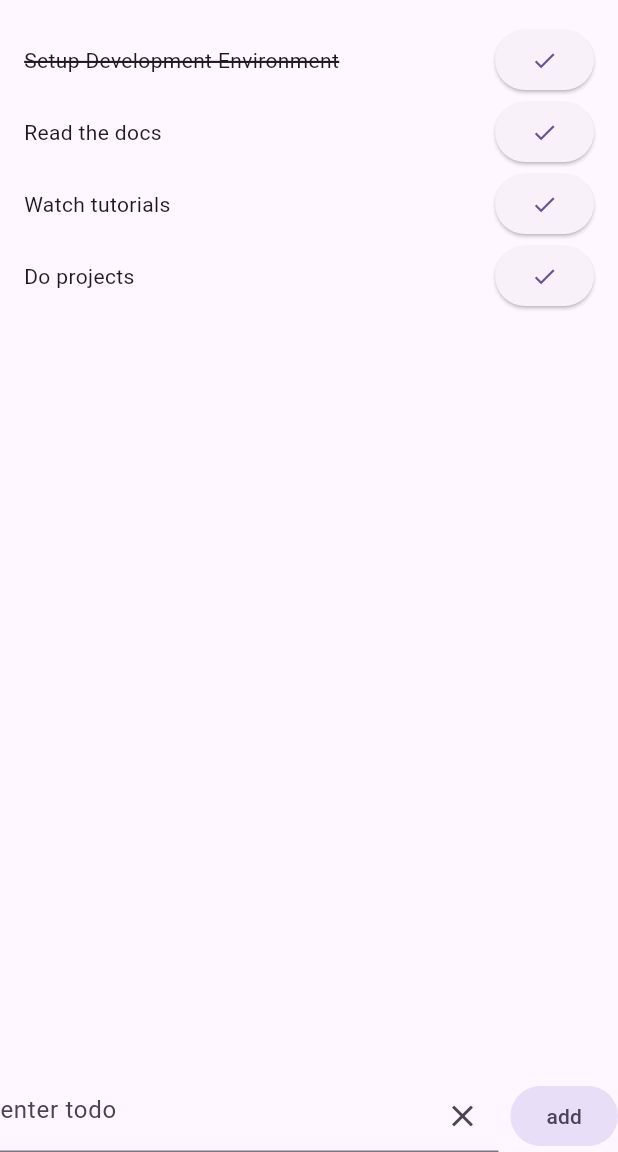
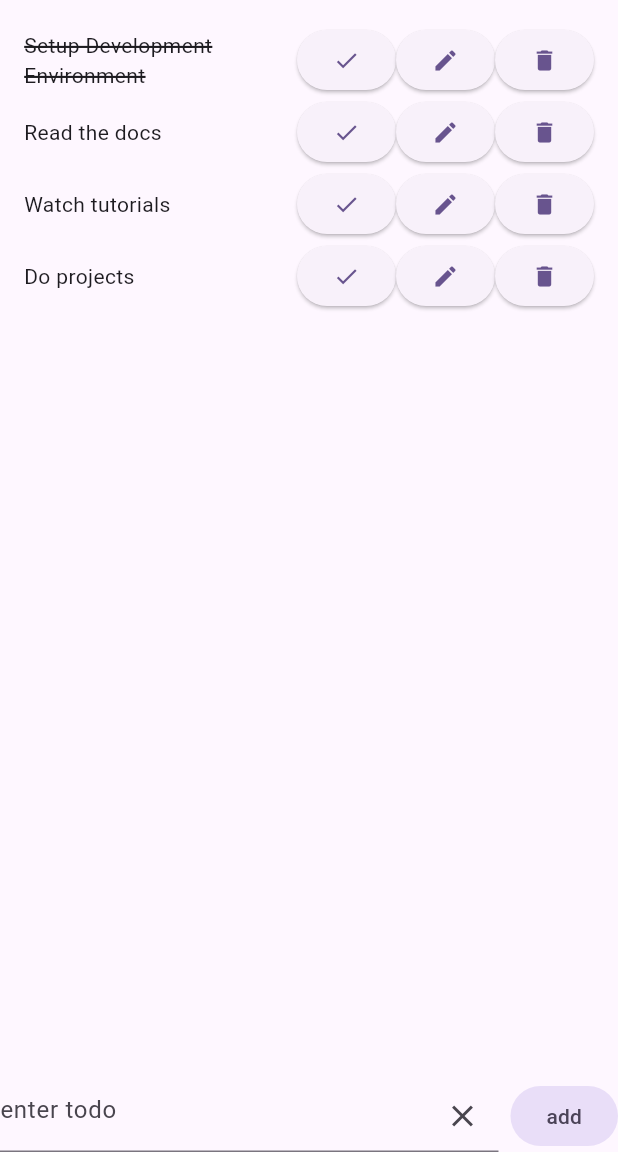
Before and after one commit to minhhoccode111/flutter-practice, a Flutter app: the screen it shows after launch, on a phone screen of 412 x 824 dp, the part 84-1236 px from its top. Run offline on Flutter 3.47's test engine with Material 3 defaults, Android fonts, the phone set to English and light mode, and no system bars.

Commit message:
todolist: edit todo title functionality
.

```diff
--- a/chore/todolist/lib/main.dart
+++ b/chore/todolist/lib/main.dart
@@ -9,10 +9,12 @@ what's next:
 - [x] add new todo when submit form
 - [x] ui button toggle done todo
 - [x] toggle done todo functionality
-- [ ] ui button delete todo
-- [ ] delete todo functionality
-- [ ] ui button edit todo title
-- [ ] edit todo title functionality
+- [x] ui button delete todo
+- [x] delete todo functionality
+- [x] ui button edit todo title
+- [x] edit todo title functionality
+- [x] add input fields validation
+- [ ] make the ui look okay
 
 */
 
@@ -62,20 +64,25 @@ class MyHomePage extends StatefulWidget {
 }
 
 class _MyHomePageState extends State<MyHomePage> {
-  List<Todo> _todos = [
+  final controllerAdd = TextEditingController();
+  final controllerEdit = TextEditingController();
+
+  var _todos = [
     Todo("Setup Development Environment", isDone: true),
     Todo("Read the docs"),
     Todo("Watch tutorials"),
     Todo("Do projects"),
   ];
 
-  final TextEditingController controller = TextEditingController();
+  var editIndex = -1;
 
-  void _newTodo(String todo) {
+  void _newTodo() {
+    final text = controllerAdd.text.trim();
+    if (text.isEmpty) return;
     setState(() {
-      _todos = [..._todos, Todo(todo)];
+      _todos = [..._todos, Todo(text)];
     });
-    controller.clear();
+    controllerAdd.clear();
   }
 
   void _toggleDoneTodo(int index) {
@@ -85,6 +92,41 @@ class _MyHomePageState extends State<MyHomePage> {
         Todo(_todos[index].title, isDone: !_todos[index].isDone),
         ..._todos.sublist(index + 1),
       ];
+    });
+  }
+
+  void _startEdit(int index) {
+    setState(() {
+      editIndex = index;
+    });
+    controllerEdit.text = _todos[index].title;
+  }
+
+  void _cancelEdit() {
+    setState(() {
+      editIndex = -1;
+    });
+    controllerEdit.text = "";
+  }
+
+  void _saveEdit() {
+    final currentIsDone = _todos[editIndex].isDone;
+    final text = controllerEdit.text.trim();
+    if (text.isEmpty) return;
+    setState(() {
+      _todos = [
+        ..._todos.sublist(0, editIndex),
+        Todo(text, isDone: currentIsDone),
+        ..._todos.sublist(editIndex + 1),
+      ];
+      editIndex = -1;
+    });
+    controllerEdit.text = "";
+  }
+
+  void _deleteTodo(int index) {
+    setState(() {
+      _todos.removeAt(index);
     });
   }
 
@@ -104,6 +146,38 @@ class _MyHomePageState extends State<MyHomePage> {
               itemCount: _todos.length,
               itemBuilder: (context, index) {
                 final item = _todos[index];
+                if (index == editIndex) {
+                  return Row(
+                    children: [
+                      Expanded(
+                        child: TextField(
+                          controller: controllerEdit,
+                          decoration: InputDecoration(
+                            hintText: "edit todo",
+                            suffixIcon: IconButton(
+                              onPressed: () => controllerAdd.clear(),
+                              icon: const Icon(Icons.clear),
+                            ),
+                          ),
+                          onSubmitted: (_) => _saveEdit(),
+                        ),
+                      ),
+                      ElevatedButton(
+                        onPressed: () {
+                          _saveEdit();
+                        },
+                        child: Icon(Icons.save),
+                      ),
+                      ElevatedButton(
+                        onPressed: () {
+                          _cancelEdit();
+                        },
+                        child: Icon(Icons.cancel),
+                      ),
+                    ],
+                  );
+                }
+
                 return Row(
                   children: [
                     Expanded(child: item.buildTodo(context)),
@@ -113,9 +187,20 @@ class _MyHomePageState extends State<MyHomePage> {
                       },
                       child: Icon(Icons.check),
                     ),
+                    ElevatedButton(
+                      onPressed: () {
+                        _startEdit(index);
+                      },
+                      child: Icon(Icons.edit),
+                    ),
+                    ElevatedButton(
+                      onPressed: () {
+                        _deleteTodo(index);
+                      },
+                      child: Icon(Icons.delete),
+                    ),
                   ],
                 );
-                // return item.buildTodo(context);
               },
             ),
           ],
@@ -125,20 +210,20 @@ class _MyHomePageState extends State<MyHomePage> {
         children: [
           Expanded(
             child: TextField(
-              controller: controller,
+              controller: controllerAdd,
               decoration: InputDecoration(
                 hintText: "enter todo",
                 suffixIcon: IconButton(
-                  onPressed: () => controller.clear(),
+                  onPressed: () => controllerAdd.clear(),
                   icon: const Icon(Icons.clear),
                 ),
               ),
-              onSubmitted: (_) => _newTodo(controller.text),
+              onSubmitted: (_) => _newTodo(),
             ),
           ),
           const SizedBox(width: 8),
           FilledButton.tonal(
-            onPressed: () => _newTodo(controller.text),
+            onPressed: () => _newTodo(),
             child: const Text("add"),
           ),
         ],
```
